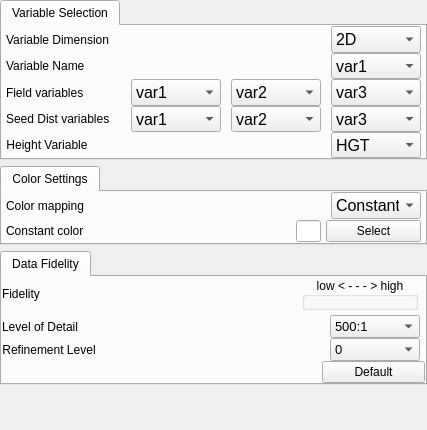
First picture: the form in apps/vaporgui/VariablesWidgetGUI.ui, repository StasJ/vapor-formatted, before the edit.
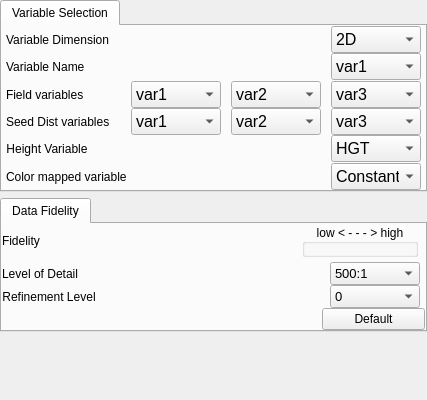
Second picture: the form after the edit.

Commit message: Fix for bug issue_396 - reorganization of color mapped variable selectors

Patch:
```diff
--- a/apps/vaporgui/VariablesWidgetGUI.ui
+++ b/apps/vaporgui/VariablesWidgetGUI.ui
@@ -7,7 +7,7 @@
     <x>0</x>
     <y>0</y>
     <width>427</width>
-    <height>430</height>
+    <height>400</height>
    </rect>
   </property>
   <property name="maximumSize">
@@ -43,7 +43,7 @@
      <property name="maximumSize">
       <size>
        <width>16777215</width>
-       <height>160</height>
+       <height>250</height>
       </size>
      </property>
      <property name="currentIndex">
@@ -698,41 +698,6 @@
          </layout>
         </widget>
        </item>
-      </layout>
-     </widget>
-    </widget>
-   </item>
-   <item>
-    <widget class="QTabWidget" name="colorSettingsTab">
-     <property name="maximumSize">
-      <size>
-       <width>16777215</width>
-       <height>100</height>
-      </size>
-     </property>
-     <property name="currentIndex">
-      <number>0</number>
-     </property>
-     <widget class="QWidget" name="tab_3">
-      <attribute name="title">
-       <string>Color Settings</string>
-      </attribute>
-      <layout class="QVBoxLayout" name="verticalLayout_5">
-       <property name="spacing">
-        <number>0</number>
-       </property>
-       <property name="leftMargin">
-        <number>0</number>
-       </property>
-       <property name="topMargin">
-        <number>0</number>
-       </property>
-       <property name="rightMargin">
-        <number>0</number>
-       </property>
-       <property name="bottomMargin">
-        <number>0</number>
-       </property>
        <item>
         <widget class="QFrame" name="colorMappingFrame">
          <layout class="QHBoxLayout" name="colorMappingLayout_2">
@@ -754,7 +719,7 @@
           <item>
            <widget class="QLabel" name="colorVarLabel">
             <property name="text">
-             <string>Color mapping</string>
+             <string>Color mapped variable</string>
             </property>
            </widget>
           </item>
@@ -803,85 +768,6 @@
          </layout>
         </widget>
        </item>
-       <item>
-        <widget class="QFrame" name="constColorFrame">
-         <layout class="QHBoxLayout" name="constColorLayout_2">
-          <property name="spacing">
-           <number>5</number>
-          </property>
-          <property name="leftMargin">
-           <number>4</number>
-          </property>
-          <property name="topMargin">
-           <number>0</number>
-          </property>
-          <property name="rightMargin">
-           <number>4</number>
-          </property>
-          <property name="bottomMargin">
-           <number>0</number>
-          </property>
-          <item>
-           <widget class="QLabel" name="constColorLabel">
-            <property name="text">
-             <string>Constant color</string>
-            </property>
-           </widget>
-          </item>
-          <item>
-           <spacer name="horizontalSpacer_16">
-            <property name="orientation">
-             <enum>Qt::Horizontal</enum>
-            </property>
-            <property name="sizeHint" stdset="0">
-             <size>
-              <width>40</width>
-              <height>0</height>
-             </size>
-            </property>
-           </spacer>
-          </item>
-          <item>
-           <widget class="QLineEdit" name="colorDisplay">
-            <property name="maximumSize">
-             <size>
-              <width>25</width>
-              <height>16777215</height>
-             </size>
-            </property>
-            <property name="readOnly">
-             <bool>true</bool>
-            </property>
-           </widget>
-          </item>
-          <item>
-           <widget class="QPushButton" name="colorSelectButton">
-            <property name="minimumSize">
-             <size>
-              <width>95</width>
-              <height>0</height>
-             </size>
-            </property>
-            <property name="maximumSize">
-             <size>
-              <width>100</width>
-              <height>16777215</height>
-             </size>
-            </property>
-            <property name="text">
-             <string>Select</string>
-            </property>
-            <property name="iconSize">
-             <size>
-              <width>16</width>
-              <height>16</height>
-             </size>
-            </property>
-           </widget>
-          </item>
-         </layout>
-        </widget>
-       </item>
       </layout>
      </widget>
     </widget>
```
The commit also changes 16 other files.
